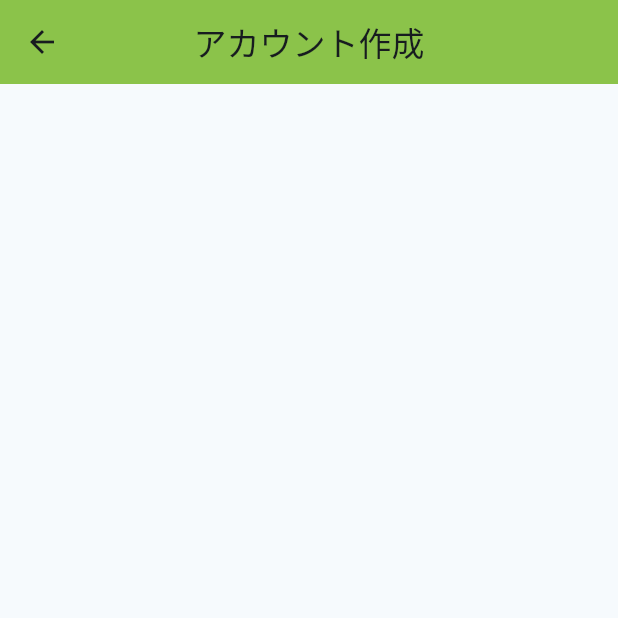
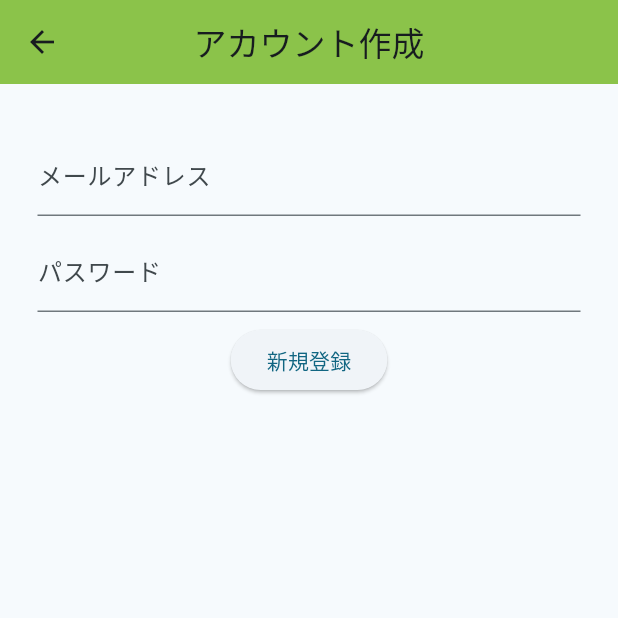
Before and after one commit to reo1109/beseball_log_app, a Flutter app: the CreateAccountPage screen opened directly, on a phone screen of 412 x 824 dp, the top half of it. Run offline on Flutter 3.47's test engine with Material 2 defaults, Android fonts, the phone set to English and light mode, and no system bars.

Commit message:
新規登録画面作成

```diff
--- a/lib/view/create_account_page.dart
+++ b/lib/view/create_account_page.dart
@@ -1,4 +1,7 @@
+import 'package:baseball_log/utils/firebase/authentication.dart';
+import 'package:baseball_log/view/home_page.dart';
 import 'package:baseball_log/widget/widget_utils.dart';
+import 'package:flutter/gestures.dart';
 import 'package:flutter/material.dart';
 
 class CreateAccountPage extends StatefulWidget {
@@ -9,10 +12,56 @@ class CreateAccountPage extends StatefulWidget {
 }
 
 class _CreateAccountPageState extends State<CreateAccountPage> {
+  String email = '';
+  String pass = '';
+  String infoText = '';
+
   @override
   Widget build(BuildContext context) {
     return Scaffold(
       appBar: WidgetUtils.createAppBar('アカウント作成'),
+      body: Column(
+        children: [
+          const SizedBox(height: 32),
+          Container(
+            margin: const EdgeInsets.symmetric(horizontal: 25),
+            child: TextFormField(
+              decoration: const InputDecoration(labelText: 'メールアドレス'),
+              onChanged: (String value) {
+                setState(() {
+                  email = value;
+                });
+              },
+            ),
+          ),
+          const SizedBox(height: 8),
+          Container(
+            margin: const EdgeInsets.symmetric(horizontal: 25),
+            child: TextFormField(
+              decoration: const InputDecoration(labelText: 'パスワード'),
+              obscureText: true,
+              onChanged: (String value) {
+                setState(() {
+                  pass = value;
+                });
+              },
+            ),
+          ),
+          const SizedBox(height: 8),
+          ElevatedButton(
+              onPressed: () => {
+                Authentication.signUp(email: email, pass: pass),
+                Navigator.of(context).push(
+                  MaterialPageRoute(
+                      builder: (BuildContext context) => HomePage()
+                  ),
+                ),
+              },
+              child: const Text('新規登録')
+          ),
+          Text(infoText),
+        ],
+      ),
     );
   }
 }
```
